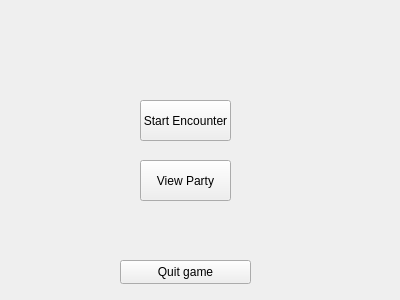
Before: the Qt Designer form choicescreen.ui in BeatsByDour/QT_Cplusplus_Opdracht, drawn with Qt 5.
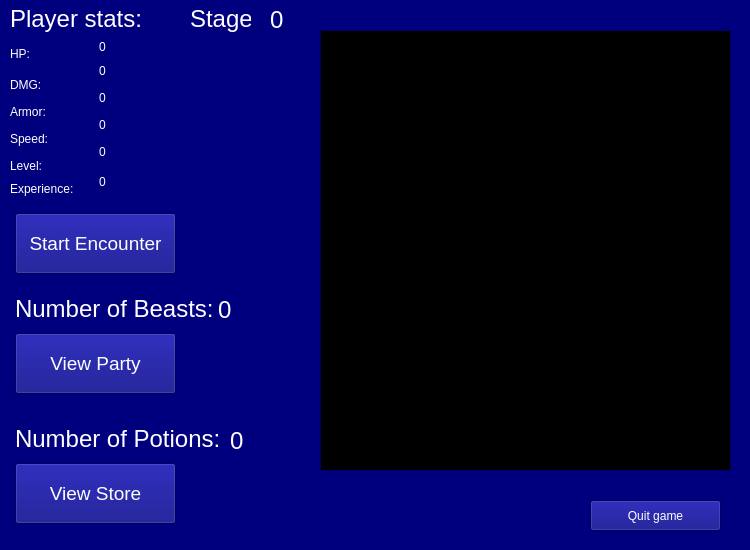
After: the same form once the commit is applied.

What changed in the file:
```diff
--- a/choicescreen.ui
+++ b/choicescreen.ui
@@ -6,22 +6,496 @@
    <rect>
     <x>0</x>
     <y>0</y>
-    <width>400</width>
-    <height>300</height>
+    <width>750</width>
+    <height>550</height>
    </rect>
   </property>
+  <property name="palette">
+   <palette>
+    <active>
+     <colorrole role="WindowText">
+      <brush brushstyle="SolidPattern">
+       <color alpha="255">
+        <red>255</red>
+        <green>255</green>
+        <blue>255</blue>
+       </color>
+      </brush>
+     </colorrole>
+     <colorrole role="Button">
+      <brush brushstyle="SolidPattern">
+       <color alpha="255">
+        <red>0</red>
+        <green>0</green>
+        <blue>127</blue>
+       </color>
+      </brush>
+     </colorrole>
+     <colorrole role="Light">
+      <brush brushstyle="SolidPattern">
+       <color alpha="255">
+        <red>0</red>
+        <green>0</green>
+        <blue>190</blue>
+       </color>
+      </brush>
+     </colorrole>
+     <colorrole role="Midlight">
+      <brush brushstyle="SolidPattern">
+       <color alpha="255">
+        <red>0</red>
+        <green>0</green>
+        <blue>158</blue>
+       </color>
+      </brush>
+     </colorrole>
+     <colorrole role="Dark">
+      <brush brushstyle="SolidPattern">
+       <color alpha="255">
+        <red>0</red>
+        <green>0</green>
+        <blue>63</blue>
+       </color>
+      </brush>
+     </colorrole>
+     <colorrole role="Mid">
+      <brush brushstyle="SolidPattern">
+       <color alpha="255">
+        <red>0</red>
+        <green>0</green>
+        <blue>85</blue>
+       </color>
+      </brush>
+     </colorrole>
+     <colorrole role="Text">
+      <brush brushstyle="SolidPattern">
+       <color alpha="255">
+        <red>255</red>
+        <green>255</green>
+        <blue>255</blue>
+       </color>
+      </brush>
+     </colorrole>
+     <colorrole role="BrightText">
+      <brush brushstyle="SolidPattern">
+       <color alpha="255">
+        <red>255</red>
+        <green>255</green>
+        <blue>255</blue>
+       </color>
+      </brush>
+     </colorrole>
+     <colorrole role="ButtonText">
+      <brush brushstyle="SolidPattern">
+       <color alpha="255">
+        <red>255</red>
+        <green>255</green>
+        <blue>255</blue>
+       </color>
+      </brush>
+     </colorrole>
+     <colorrole role="Base">
+      <brush brushstyle="SolidPattern">
+       <color alpha="255">
+        <red>0</red>
+        <green>0</green>
+        <blue>0</blue>
+       </color>
+      </brush>
+     </colorrole>
+     <colorrole role="Window">
+      <brush brushstyle="SolidPattern">
+       <color alpha="255">
+        <red>0</red>
+        <green>0</green>
+        <blue>127</blue>
+       </color>
+      </brush>
+     </colorrole>
+     <colorrole role="Shadow">
+      <brush brushstyle="SolidPattern">
+       <color alpha="255">
+        <red>0</red>
+        <green>0</green>
+        <blue>0</blue>
+       </color>
+      </brush>
+     </colorrole>
+     <colorrole role="AlternateBase">
+      <brush brushstyle="SolidPattern">
+       <color alpha="255">
+        <red>0</red>
+        <green>0</green>
+        <blue>63</blue>
+       </color>
+      </brush>
+     </colorrole>
+     <colorrole role="ToolTipBase">
+      <brush brushstyle="SolidPattern">
+       <color alpha="255">
+        <red>255</red>
+        <green>255</green>
+        <blue>220</blue>
+       </color>
+      </brush>
+     </colorrole>
+     <colorrole role="ToolTipText">
+      <brush brushstyle="SolidPattern">
+       <color alpha="255">
+        <red>0</red>
+        <green>0</green>
+        <blue>0</blue>
+       </color>
+      </brush>
+     </colorrole>
+     <colorrole role="PlaceholderText">
+      <brush brushstyle="SolidPattern">
+       <color alpha="127">
+        <red>255</red>
+        <green>255</green>
+        <blue>255</blue>
+       </color>
+      </brush>
+     </colorrole>
+     <colorrole role="Accent">
+      <brush brushstyle="SolidPattern">
+       <color alpha="255">
+        <red>0</red>
+        <green>0</green>
+        <blue>0</blue>
+       </color>
+      </brush>
+     </colorrole>
+    </active>
+    <inactive>
+     <colorrole role="WindowText">
+      <brush brushstyle="SolidPattern">
+       <color alpha="255">
+        <red>255</red>
+        <green>255</green>
+        <blue>255</blue>
+       </color>
+      </brush>
+     </colorrole>
+     <colorrole role="Button">
+      <brush brushstyle="SolidPattern">
+       <color alpha="255">
+        <red>0</red>
+        <green>0</green>
+        <blue>127</blue>
+       </color>
+      </brush>
+     </colorrole>
+     <colorrole role="Light">
+      <brush brushstyle="SolidPattern">
+       <color alpha="255">
+        <red>0</red>
+        <green>0</green>
+        <blue>190</blue>
+       </color>
+      </brush>
+     </colorrole>
+     <colorrole role="Midlight">
+      <brush brushstyle="SolidPattern">
+       <color alpha="255">
+        <red>0</red>
+        <green>0</green>
+        <blue>158</blue>
+       </color>
+      </brush>
+     </colorrole>
+     <colorrole role="Dark">
+      <brush brushstyle="SolidPattern">
+       <color alpha="255">
+        <red>0</red>
+        <green>0</green>
+        <blue>63</blue>
+       </color>
+      </brush>
+     </colorrole>
+     <colorrole role="Mid">
+      <brush brushstyle="SolidPattern">
+       <color alpha="255">
+        <red>0</red>
+        <green>0</green>
+        <blue>85</blue>
+       </color>
+      </brush>
+     </colorrole>
+     <colorrole role="Text">
+      <brush brushstyle="SolidPattern">
+       <color alpha="255">
+        <red>255</red>
+        <green>255</green>
+        <blue>255</blue>
+       </color>
+      </brush>
+     </colorrole>
+     <colorrole role="BrightText">
+      <brush brushstyle="SolidPattern">
+       <color alpha="255">
+        <red>255</red>
+        <green>255</green>
+        <blue>255</blue>
+       </color>
+      </brush>
+     </colorrole>
+     <colorrole role="ButtonText">
+      <brush brushstyle="SolidPattern">
+       <color alpha="255">
+        <red>255</red>
+        <green>255</green>
+        <blue>255</blue>
+       </color>
+      </brush>
+     </colorrole>
+     <colorrole role="Base">
+      <brush brushstyle="SolidPattern">
+       <color alpha="255">
+        <red>0</red>
+        <green>0</green>
+        <blue>0</blue>
+       </color>
+      </brush>
+     </colorrole>
+     <colorrole role="Window">
+      <brush brushstyle="SolidPattern">
+       <color alpha="255">
+        <red>0</red>
+        <green>0</green>
+        <blue>127</blue>
+       </color>
+      </brush>
+     </colorrole>
+     <colorrole role="Shadow">
+      <brush brushstyle="SolidPattern">
+       <color alpha="255">
+        <red>0</red>
+        <green>0</green>
+        <blue>0</blue>
+       </color>
+      </brush>
+     </colorrole>
+     <colorrole role="AlternateBase">
+      <brush brushstyle="SolidPattern">
+       <color alpha="255">
+        <red>0</red>
+        <green>0</green>
+        <blue>63</blue>
+       </color>
+      </brush>
+     </colorrole>
+     <colorrole role="ToolTipBase">
+      <brush brushstyle="SolidPattern">
+       <color alpha="255">
+        <red>255</red>
+        <green>255</green>
+        <blue>220</blue>
+       </color>
+      </brush>
+     </colorrole>
+     <colorrole role="ToolTipText">
+      <brush brushstyle="SolidPattern">
+       <color alpha="255">
+        <red>0</red>
+        <green>0</green>
+        <blue>0</blue>
+       </color>
+      </brush>
+     </colorrole>
+     <colorrole role="PlaceholderText">
+      <brush brushstyle="SolidPattern">
+       <color alpha="127">
+        <red>255</red>
+        <green>255</green>
+        <blue>255</blue>
+       </color>
+      </brush>
+     </colorrole>
+     <colorrole role="Accent">
+      <brush brushstyle="SolidPattern">
+       <color alpha="255">
+        <red>0</red>
+        <green>0</green>
+        <blue>0</blue>
+       </color>
+      </brush>
+     </colorrole>
+    </inactive>
+    <disabled>
+     <colorrole role="WindowText">
+      <brush brushstyle="SolidPattern">
+       <color alpha="255">
+        <red>0</red>
+        <green>0</green>
+        <blue>63</blue>
+       </color>
+      </brush>
+     </colorrole>
+     <colorrole role="Button">
+      <brush brushstyle="SolidPattern">
+       <color alpha="255">
+        <red>0</red>
+        <green>0</green>
+        <blue>127</blue>
+       </color>
+      </brush>
+     </colorrole>
+     <colorrole role="Light">
+      <brush brushstyle="SolidPattern">
+       <color alpha="255">
+        <red>0</red>
+        <green>0</green>
+        <blue>190</blue>
+       </color>
+      </brush>
+     </colorrole>
+     <colorrole role="Midlight">
+      <brush brushstyle="SolidPattern">
+       <color alpha="255">
+        <red>0</red>
+        <green>0</green>
+        <blue>158</blue>
+       </color>
+      </brush>
+     </colorrole>
+     <colorrole role="Dark">
+      <brush brushstyle="SolidPattern">
+       <color alpha="255">
+        <red>0</red>
+        <green>0</green>
+        <blue>63</blue>
+       </color>
+      </brush>
+     </colorrole>
+     <colorrole role="Mid">
+      <brush brushstyle="SolidPattern">
+       <color alpha="255">
+        <red>0</red>
+        <green>0</green>
+        <blue>85</blue>
+       </color>
+      </brush>
+     </colorrole>
+     <colorrole role="Text">
+      <brush brushstyle="SolidPattern">
+       <color alpha="255">
+        <red>0</red>
+        <green>0</green>
+        <blue>63</blue>
+       </color>
+      </brush>
+     </colorrole>
+     <colorrole role="BrightText">
+      <brush brushstyle="SolidPattern">
+       <color alpha="255">
+        <red>255</red>
+        <green>255</green>
+        <blue>255</blue>
+       </color>
+      </brush>
+     </colorrole>
+     <colorrole role="ButtonText">
+      <brush brushstyle="SolidPattern">
+       <color alpha="255">
+        <red>0</red>
+        <green>0</green>
+        <blue>63</blue>
+       </color>
+      </brush>
+     </colorrole>
+     <colorrole role="Base">
+      <brush brushstyle="SolidPattern">
+       <color alpha="255">
+        <red>0</red>
+        <green>0</green>
+        <blue>127</blue>
+       </color>
+      </brush>
+     </colorrole>
+     <colorrole role="Window">
+      <brush brushstyle="SolidPattern">
+       <color alpha="255">
+        <red>0</red>
+        <green>0</green>
+        <blue>127</blue>
+       </color>
+      </brush>
+     </colorrole>
+     <colorrole role="Shadow">
+      <brush brushstyle="SolidPattern">
+       <color alpha="255">
+        <red>0</red>
+        <green>0</green>
+        <blue>0</blue>
+       </color>
+      </brush>
+     </colorrole>
+     <colorrole role="AlternateBase">
+      <brush brushstyle="SolidPattern">
+       <color alpha="255">
+        <red>0</red>
+        <green>0</green>
+        <blue>127</blue>
+       </color>
+      </brush>
+     </colorrole>
+     <colorrole role="ToolTipBase">
+      <brush brushstyle="SolidPattern">
+       <color alpha="255">
+        <red>255</red>
+        <green>255</green>
+        <blue>220</blue>
+       </color>
+      </brush>
+     </colorrole>
+     <colorrole role="ToolTipText">
+      <brush brushstyle="SolidPattern">
+       <color alpha="255">
+        <red>0</red>
+        <green>0</green>
+        <blue>0</blue>
+       </color>
+      </brush>
+     </colorrole>
+     <colorrole role="PlaceholderText">
+      <brush brushstyle="SolidPattern">
+       <color alpha="127">
+        <red>0</red>
+        <green>0</green>
+        <blue>63</blue>
+       </color>
+      </brush>
+     </colorrole>
+     <colorrole role="Accent">
+      <brush brushstyle="SolidPattern">
+       <color alpha="255">
+        <red>0</red>
+        <green>0</green>
+        <blue>89</blue>
+       </color>
+      </brush>
+     </colorrole>
+    </disabled>
+   </palette>
+  </property>
   <property name="windowTitle">
    <string>Form</string>
   </property>
   <widget class="QPushButton" name="btnEncounter">
    <property name="geometry">
     <rect>
-     <x>140</x>
-     <y>100</y>
-     <width>91</width>
-     <height>41</height>
+     <x>15</x>
+     <y>213</y>
+     <width>161</width>
+     <height>61</height>
     </rect>
    </property>
+   <property name="font">
+    <font>
+     <pointsize>14</pointsize>
+    </font>
+   </property>
    <property name="text">
     <string>Start Encounter</string>
    </property>
@@ -29,12 +503,17 @@
   <widget class="QPushButton" name="btnParty">
    <property name="geometry">
     <rect>
-     <x>140</x>
-     <y>160</y>
-     <width>91</width>
-     <height>41</height>
+     <x>15</x>
+     <y>333</y>
+     <width>161</width>
+     <height>61</height>
     </rect>
    </property>
+   <property name="font">
+    <font>
+     <pointsize>14</pointsize>
+    </font>
+   </property>
    <property name="text">
     <string>View Party</string>
    </property>
@@ -42,16 +521,266 @@
   <widget class="QPushButton" name="btnQuit">
    <property name="geometry">
     <rect>
-     <x>120</x>
-     <y>260</y>
+     <x>590</x>
+     <y>500</y>
      <width>131</width>
-     <height>24</height>
+     <height>31</height>
     </rect>
    </property>
    <property name="text">
     <string>Quit game</string>
    </property>
   </widget>
+  <widget class="QLabel" name="label">
+   <property name="geometry">
+    <rect>
+     <x>190</x>
+     <y>-2</y>
+     <width>61</width>
+     <height>41</height>
+    </rect>
+   </property>
+   <property name="font">
+    <font>
+     <pointsize>18</pointsize>
+    </font>
+   </property>
+   <property name="text">
+    <string>Stage: </string>
+   </property>
+  </widget>
+  <widget class="QLabel" name="label_2">
+   <property name="geometry">
+    <rect>
+     <x>10</x>
+     <y>3</y>
+     <width>131</width>
+     <height>31</height>
+    </rect>
+   </property>
+   <property name="font">
+    <font>
+     <pointsize>18</pointsize>
+    </font>
+   </property>
+   <property name="text">
+    <string>Player stats:</string>
+   </property>
+  </widget>
+  <widget class="QPushButton" name="btnStore">
+   <property name="geometry">
+    <rect>
+     <x>15</x>
+     <y>463</y>
+     <width>161</width>
+     <height>61</height>
+    </rect>
+   </property>
+   <property name="font">
+    <font>
+     <pointsize>14</pointsize>
+    </font>
+   </property>
+   <property name="text">
+    <string>View Store</string>
+   </property>
+  </widget>
+  <widget class="QLabel" name="label_3">
+   <property name="geometry">
+    <rect>
+     <x>15</x>
+     <y>293</y>
+     <width>201</width>
+     <height>31</height>
+    </rect>
+   </property>
+   <property name="font">
+    <font>
+     <pointsize>18</pointsize>
+    </font>
+   </property>
+   <property name="text">
+    <string>Number of Beasts:</string>
+   </property>
+  </widget>
+  <widget class="QLabel" name="label_4">
+   <property name="geometry">
+    <rect>
+     <x>15</x>
+     <y>423</y>
+     <width>211</width>
+     <height>31</height>
+    </rect>
+   </property>
+   <property name="font">
+    <font>
+     <pointsize>18</pointsize>
+    </font>
+   </property>
+   <property name="text">
+    <string>Number of Potions:</string>
+   </property>
+  </widget>
+  <widget class="QGraphicsView" name="Image">
+   <property name="geometry">
+    <rect>
+     <x>320</x>
+     <y>30</y>
+     <width>411</width>
+     <height>441</height>
+    </rect>
+   </property>
+  </widget>
+  <widget class="QLabel" name="lbl_StageValue">
+   <property name="geometry">
+    <rect>
+     <x>270</x>
+     <y>-1</y>
+     <width>61</width>
+     <height>41</height>
+    </rect>
+   </property>
+   <property name="font">
+    <font>
+     <pointsize>18</pointsize>
+    </font>
+   </property>
+   <property name="text">
+    <string>0</string>
+   </property>
+  </widget>
+  <widget class="QLabel" name="lbl_BeastsValue">
+   <property name="geometry">
+    <rect>
+     <x>218</x>
+     <y>289</y>
+     <width>61</width>
+     <height>41</height>
+    </rect>
+   </property>
+   <property name="font">
+    <font>
+     <pointsize>18</pointsize>
+    </font>
+   </property>
+   <property name="text">
+    <string>0</string>
+   </property>
+  </widget>
+  <widget class="QLabel" name="lbl_PotionsValue">
+   <property name="geometry">
+    <rect>
+     <x>230</x>
+     <y>420</y>
+     <width>61</width>
+     <height>41</height>
+    </rect>
+   </property>
+   <property name="font">
+    <font>
+     <pointsize>18</pointsize>
+    </font>
+   </property>
+   <property name="text">
+    <string>0</string>
+   </property>
+  </widget>
+  <widget class="QWidget" name="">
+   <property name="geometry">
+    <rect>
+     <x>10</x>
+     <y>40</y>
+     <width>171</width>
+     <height>156</height>
+    </rect>
+   </property>
+   <layout class="QGridLayout" name="gridLayout">
+    <item row="1" column="1" rowspan="2">
+     <widget class="QLabel" name="lbl_Dmg_Value">
+      <property name="text">
+       <string>0</string>
+      </property>
+     </widget>
+    </item>
+    <item row="7" column="1" rowspan="2">
+     <widget class="QLabel" name="lbl_Level_Value">
+      <property name="text">
+       <string>0</string>
+      </property>
+     </widget>
+    </item>
+    <item row="8" column="0" rowspan="2">
+     <widget class="QLabel" name="lbl_Level">
+      <property name="text">
+       <string>Level:</string>
+      </property>
+     </widget>
+    </item>
+    <item row="4" column="0" rowspan="2">
+     <widget class="QLabel" name="lbl_Armor">
+      <property name="text">
+       <string>Armor:</string>
+      </property>
+     </widget>
+    </item>
+    <item row="10" column="0">
+     <widget class="QLabel" name="lbl_Exp">
+      <property name="text">
+       <string>Experience:</string>
+      </property>
+     </widget>
+    </item>
+    <item row="5" column="1" rowspan="2">
+     <widget class="QLabel" name="lblSpeed_Value">
+      <property name="text">
+       <string>0</string>
+      </property>
+     </widget>
+    </item>
+    <item row="2" column="0" rowspan="2">
+     <widget class="QLabel" name="lbl_Dmg">
+      <property name="text">
+       <string>DMG:</string>
+      </property>
+     </widget>
+    </item>
+    <item row="9" column="1" rowspan="2">
+     <widget class="QLabel" name="lbl_Exp_Value">
+      <property name="text">
+       <string>0</string>
+      </property>
+     </widget>
+    </item>
+    <item row="3" column="1" rowspan="2">
+     <widget class="QLabel" name="lbl_Armor_Value">
+      <property name="text">
+       <string>0</string>
+      </property>
+     </widget>
+    </item>
+    <item row="0" column="1">
+     <widget class="QLabel" name="lbl_Hp_Value">
+      <property name="text">
+       <string>0</string>
+      </property>
+     </widget>
+    </item>
+    <item row="6" column="0" rowspan="2">
+     <widget class="QLabel" name="lbl_Speed">
+      <property name="text">
+       <string>Speed:</string>
+      </property>
+     </widget>
+    </item>
+    <item row="0" column="0" rowspan="2">
+     <widget class="QLabel" name="lbl_hp">
+      <property name="text">
+       <string>HP:</string>
+      </property>
+     </widget>
+    </item>
+   </layout>
+  </widget>
  </widget>
  <resources/>
  <connections/>
```
